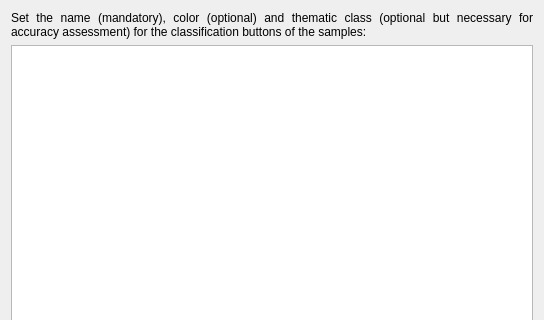
Before: the Qt Designer form ui/classification_buttons_config.ui in SMByC/AcATaMa, drawn with Qt 5; both pictures show x 0 to 544 and y 0 to 320 of the 544 by 550 pixel window.
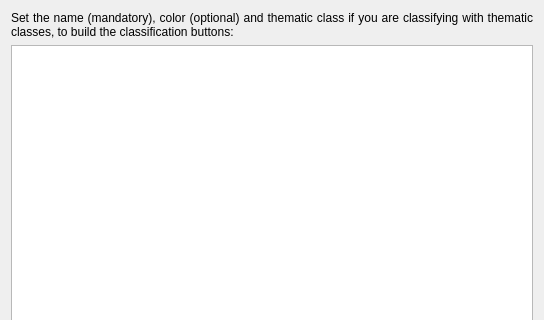
After: the same form once the commit is applied.

Commit message: Check if all classification buttons are associated to thematic classes if it is working with thematic classes

```diff
--- a/ui/classification_buttons_config.ui
+++ b/ui/classification_buttons_config.ui
@@ -22,7 +22,7 @@
       </font>
      </property>
      <property name="text">
-      <string>Set the name (mandatory), color (optional) and thematic class (optional but necessary for accuracy assessment) for the classification buttons of the samples:</string>
+      <string>Set the name (mandatory), color (optional) and thematic class if you are classifying with thematic classes, to build the classification buttons:</string>
      </property>
      <property name="alignment">
       <set>Qt::AlignJustify|Qt::AlignVCenter</set>
```
Left out of the diff: 35 changed lines with no effect on the pictures. The commit also changes 1 other file.
